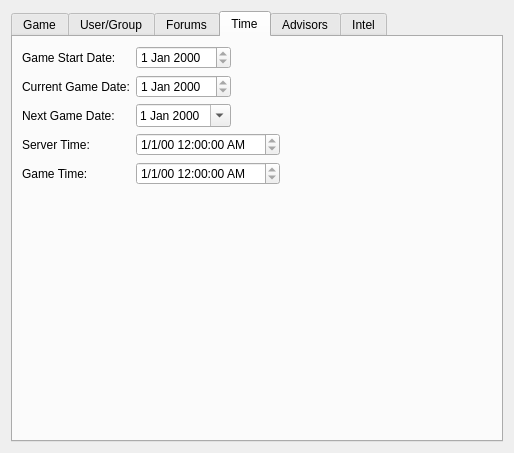
dmzdev/stance, file ui/EditScenarioForm.ui: the form before one commit.
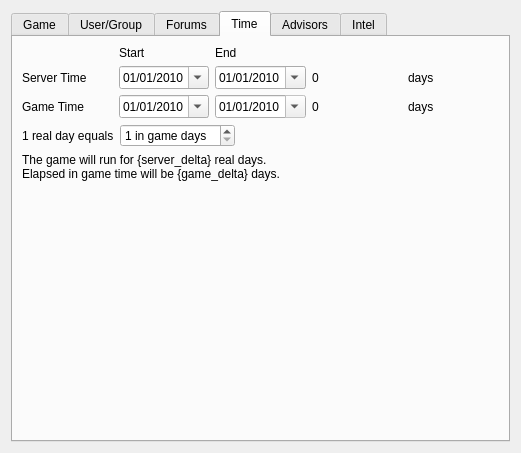
The form after the commit.

Commit message: redoing game time to be simpler in concept

Patch:
```diff
--- a/ui/EditScenarioForm.ui
+++ b/ui/EditScenarioForm.ui
@@ -6,7 +6,7 @@
    <rect>
     <x>0</x>
     <y>0</y>
-    <width>514</width>
+    <width>521</width>
     <height>453</height>
    </rect>
   </property>
@@ -284,100 +284,214 @@
       <attribute name="title">
        <string>Time</string>
       </attribute>
-      <layout class="QFormLayout" name="formLayout">
-       <property name="fieldGrowthPolicy">
-        <enum>QFormLayout::FieldsStayAtSizeHint</enum>
-       </property>
-       <item row="0" column="0">
-        <widget class="QLabel" name="label_13">
-         <property name="text">
-          <string>Game Start Date:</string>
-         </property>
-        </widget>
-       </item>
+      <layout class="QVBoxLayout" name="verticalLayout_2">
+       <item>
+        <layout class="QGridLayout" name="gridLayout">
        <item row="0" column="1">
-        <widget class="QDateEdit" name="startDate">
-         <property name="readOnly">
-          <bool>true</bool>
-         </property>
-         <property name="calendarPopup">
-          <bool>false</bool>
+          <widget class="QLabel" name="label_5">
+           <property name="text">
+            <string>Start</string>
+           </property>
+          </widget>
+         </item>
+         <item row="0" column="2">
+          <widget class="QLabel" name="label_6">
+           <property name="text">
+            <string>End</string>
          </property>
         </widget>
        </item>
        <item row="1" column="0">
-        <widget class="QLabel" name="label_14">
+          <widget class="QLabel" name="label_4">
          <property name="text">
-          <string>Current Game Date:</string>
+            <string>Server Time</string>
          </property>
         </widget>
        </item>
        <item row="1" column="1">
-        <widget class="QDateEdit" name="currentDate">
+          <widget class="QDateEdit" name="serverStartDateEdit">
          <property name="readOnly">
-          <bool>true</bool>
-         </property>
-         <property name="calendarPopup">
           <bool>false</bool>
+           </property>
+           <property name="maximumDate">
+            <date>
+             <year>7999</year>
+             <month>12</month>
+             <day>31</day>
+            </date>
+           </property>
+           <property name="minimumDate">
+            <date>
+             <year>2010</year>
+             <month>1</month>
+             <day>1</day>
+            </date>
+           </property>
+           <property name="currentSection">
+            <enum>QDateTimeEdit::MonthSection</enum>
+           </property>
+           <property name="displayFormat">
+            <string>MM/dd/yyyy</string>
+           </property>
+           <property name="calendarPopup">
+            <bool>true</bool>
+           </property>
+          </widget>
+         </item>
+         <item row="1" column="2">
+          <widget class="QDateEdit" name="serverEndDateEdit">
+           <property name="minimumDate">
+            <date>
+             <year>2010</year>
+             <month>1</month>
+             <day>1</day>
+            </date>
+           </property>
+           <property name="currentSection">
+            <enum>QDateTimeEdit::MonthSection</enum>
+           </property>
+           <property name="displayFormat">
+            <string>MM/dd/yyyy</string>
+           </property>
+           <property name="calendarPopup">
+            <bool>true</bool>
+           </property>
+          </widget>
+         </item>
+         <item row="1" column="3">
+          <widget class="QLabel" name="serverDeltaLabel">
+           <property name="text">
+            <string>0</string>
          </property>
         </widget>
        </item>
        <item row="2" column="0">
-        <widget class="QLabel" name="label_15">
+          <widget class="QLabel" name="label_3">
          <property name="text">
-          <string>Next Game Date:</string>
+            <string>Game Time</string>
          </property>
         </widget>
        </item>
        <item row="2" column="1">
-        <widget class="QDateEdit" name="nextDate">
+          <widget class="QDateEdit" name="gameStartDateEdit">
+           <property name="date">
+            <date>
+             <year>2010</year>
+             <month>1</month>
+             <day>1</day>
+            </date>
+           </property>
+           <property name="currentSection">
+            <enum>QDateTimeEdit::MonthSection</enum>
+           </property>
+           <property name="displayFormat">
+            <string>MM/dd/yyyy</string>
+           </property>
          <property name="calendarPopup">
           <bool>true</bool>
          </property>
         </widget>
        </item>
-       <item row="3" column="0">
-        <widget class="QLabel" name="label">
-         <property name="text">
-          <string>Server Time:</string>
-         </property>
-        </widget>
-       </item>
-       <item row="3" column="1">
-        <widget class="QDateTimeEdit" name="serverTime">
-         <property name="enabled">
-          <bool>true</bool>
-         </property>
+         <item row="2" column="2">
+          <widget class="QDateEdit" name="gameEndDateEdit">
          <property name="readOnly">
           <bool>true</bool>
          </property>
+           <property name="date">
+            <date>
+             <year>2010</year>
+             <month>1</month>
+             <day>1</day>
+            </date>
+           </property>
          <property name="currentSection">
           <enum>QDateTimeEdit::MonthSection</enum>
          </property>
          <property name="displayFormat">
-          <string>M/d/yy h:mm:ss AP</string>
+            <string>MM/dd/yyyy</string>
          </property>
          <property name="calendarPopup">
-          <bool>false</bool>
+            <bool>true</bool>
          </property>
         </widget>
        </item>
-       <item row="4" column="0">
-        <widget class="QLabel" name="label_2">
+         <item row="2" column="3">
+          <widget class="QLabel" name="gameDeltaLabel">
          <property name="text">
-          <string>Game Time:</string>
+            <string>0</string>
          </property>
         </widget>
        </item>
-       <item row="4" column="1">
-        <widget class="QDateTimeEdit" name="gameTime">
-         <property name="readOnly">
-          <bool>true</bool>
-         </property>
-         <property name="displayFormat">
-          <string>M/d/yy h:mm:ss AP</string>
-         </property>
-        </widget>
+         <item row="1" column="4">
+          <widget class="QLabel" name="label_7">
+           <property name="text">
+            <string>days</string>
+           </property>
+          </widget>
+         </item>
+         <item row="2" column="4">
+          <widget class="QLabel" name="label_8">
+           <property name="text">
+            <string>days</string>
+           </property>
+          </widget>
+         </item>
+        </layout>
+       </item>
+       <item>
+        <layout class="QHBoxLayout" name="horizontalLayout">
+         <item>
+          <widget class="QLabel" name="label_10">
+           <property name="text">
+            <string>1 real day equals</string>
+           </property>
+          </widget>
+         </item>
+         <item>
+          <widget class="QSpinBox" name="timeFactorSpinBox">
+           <property name="suffix">
+            <string> in game days</string>
+           </property>
+           <property name="minimum">
+            <number>1</number>
+           </property>
+          </widget>
+         </item>
+         <item>
+          <spacer name="horizontalSpacer">
+           <property name="orientation">
+            <enum>Qt::Horizontal</enum>
+           </property>
+           <property name="sizeHint" stdset="0">
+            <size>
+             <width>40</width>
+             <height>20</height>
+            </size>
+           </property>
+          </spacer>
+         </item>
+        </layout>
+       </item>
+       <item>
+        <widget class="QLabel" name="timeInfoLabel">
+         <property name="text">
+          <string>The game will run for {server_delta} real days.
+Elapsed in game time will be {game_delta} days.</string>
+         </property>
+        </widget>
+       </item>
+       <item>
+        <spacer name="verticalSpacer">
+         <property name="orientation">
+          <enum>Qt::Vertical</enum>
+         </property>
+         <property name="sizeHint" stdset="0">
+          <size>
+           <width>20</width>
+           <height>40</height>
+          </size>
+         </property>
+        </spacer>
        </item>
       </layout>
      </widget>
```
Lines whose indentation alone changed are shown as unchanged. The commit also changes 7 other files.
